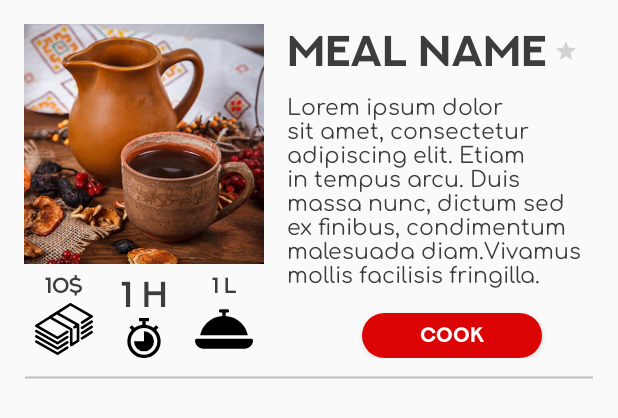
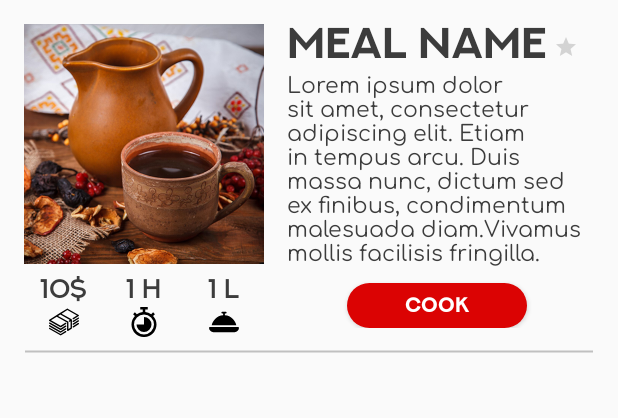
Before and after one commit to thinkingMark/Havka, an Android app: the layout some_meal.xml on its own in the app's theme, with its tools: preview values and no code run, on a phone screen of 412 x 824 dp. Shown: the top 418 px of the screen. Run offline under Robolectric (Android 15) with nearby library versions, the phone set to English and light mode, and no system bars.

Commit message:
18.03.2020 update

```diff
--- a/app/src/main/java/com/example/havka/Meals.java
+++ b/app/src/main/java/com/example/havka/Meals.java
@@ -1,7 +1,6 @@
 package com.example.havka;
 
 import java.util.ArrayList;
-import java.util.LinkedList;
 import java.util.List;
 
 /**
@@ -66,7 +65,7 @@ public class Meals {
             20,   30  //  pepper, parsley
     };
     static public MealModel firstMeal = new MealModel("BORSCHT",
-            "Borscht is a sour soup common in Eastern Europe and Northern Asia.Made with beetroots as one of the main ingredients, which give the dish its distincti-ve red color. Nice dish.",
+            "Borscht is a sour soup common in Eastern Europe and Northern Asia.Made with beetroots as one of the main ingredients, which give the dish its distincti-ve red color.",
             "0.5$",
             "1 H",
             "1 L",
@@ -102,7 +101,7 @@ public class Meals {
             30,       // honey
     };
     static public MealModel thirdMeal = new MealModel("UZVAR",
-            "The uzvar is a national Ukrainian beverage, cooked with dried fruits and berries.Some housewives tend to add species – star anise or nutmeg – that will give the drink an exotic flavor.",
+            "The uzvar is a national Ukrainian beverage, cooked with dried fruits and berries.Some housewives tend to add species – star anise or nutmeg – that will give drink an exotic flavor.",
             "0.5$",
             "20 m",
             "1 l",
--- a/app/src/main/res/layout/some_meal.xml
+++ b/app/src/main/res/layout/some_meal.xml
@@ -15,12 +15,13 @@
         android:paddingTop="16dp"
         android:paddingLeft="16dp"
         android:paddingRight="16dp"
-        android:paddingBottom="12dp">
+        android:paddingBottom="5dp">
 
     <LinearLayout
         android:layout_width="wrap_content"
-        android:layout_height="match_parent"
+        android:layout_height="212dp"
         android:orientation = "vertical">
+
 
         <ImageView
             android:id="@+id/meal_image"
@@ -32,7 +33,9 @@
         <LinearLayout
             android:layout_width="match_parent"
             android:layout_height="match_parent"
-            android:orientation="horizontal">
+            android:orientation="horizontal"
+
+            >
 
             <LinearLayout
                 android:layout_width="53.2dp"
@@ -43,17 +46,18 @@
                     android:id="@+id/meal_price"
                     android:layout_width="wrap_content"
                     android:layout_height="wrap_content"
+                    android:layout_gravity="center"
+                    android:layout_marginTop="5dp"
                     android:fontFamily="@font/nextart_semibold"
                     android:text="10$"
                     android:textColor="#3c3c3c"
-                    android:layout_gravity="center"
-                    android:layout_marginTop="5dp"
-                    android:textSize="14.4dp" />
+                    android:textSize="18sp" />
 
                 <ImageView
 
-                    android:layout_width="wrap_content"
-                    android:layout_height="wrap_content"
+                    android:layout_width="20dp"
+                    android:layout_height="20dp"
+                    android:layout_gravity="center"
                     app:srcCompat="@drawable/ic_money" />
 
             </LinearLayout>
@@ -67,18 +71,18 @@
                     android:id="@+id/meal_time"
                     android:layout_width="wrap_content"
                     android:layout_height="wrap_content"
+                    android:layout_gravity="center"
+                    android:layout_marginTop="5dp"
                     android:fontFamily="@font/nextart_semibold"
                     android:text="1 H"
                     android:textColor="#3c3c3c"
-                    android:layout_gravity="center"
-                    android:layout_marginTop="5dp"
-                    android:textSize="36px" />
+                    android:textSize="18sp" />
 
                 <ImageView
 
-                    android:layout_width="wrap_content"
-                    android:layout_height="wrap_content"
-
+                    android:layout_width="20dp"
+                    android:layout_height="20dp"
+                    android:layout_gravity="center"
                     app:srcCompat="@drawable/ic_timer" />
 
             </LinearLayout>
@@ -92,16 +96,18 @@
                     android:id="@+id/meal_capacity"
                     android:layout_width="wrap_content"
                     android:layout_height="wrap_content"
+                    android:layout_gravity="center"
+                    android:layout_marginTop="5dp"
                     android:fontFamily="@font/nextart_semibold"
                     android:text="1 L"
                     android:textColor="#3c3c3c"
-                    android:layout_gravity="center"
-                    android:layout_marginTop="5dp"
-                    android:textSize="14.4dp" />
+                    android:textSize="18sp" />
+
                 <ImageView
 
-                    android:layout_width="wrap_content"
-                    android:layout_height="wrap_content"
+                    android:layout_width="20dp"
+                    android:layout_height="20dp"
+                    android:layout_gravity="center"
                     app:srcCompat="@drawable/ic_dish" />
 
 
@@ -122,17 +128,20 @@
             android:layout_width="match_parent"
             android:layout_height="wrap_content"
             android:orientation="horizontal"
-            android:progressTint="#FFFFFF">>
+            android:progressTint="#FFFFFF"
+            >>
 
             <TextView
                 android:id="@+id/meal_title"
                 android:layout_width="wrap_content"
                 android:layout_height="wrap_content"
                 android:layout_marginLeft="15dp"
+                android:layout_marginTop="-5dp"
                 android:fontFamily="@font/nextart_bold"
                 android:text="MEAL NAME"
                 android:textColor="#3c3c3c"
-                android:textSize="28.8dp" />
+                android:textSize="28.8dp"
+                android:paddingTop="0dp"/>
 
             <RatingBar
                 android:id="@+id/ratingBar"
@@ -154,18 +163,19 @@
             android:layout_width="match_parent"
             android:layout_height="wrap_content"
             android:fontFamily="@font/comfortaa"
-            android:layout_marginTop="5dp"
+            android:layout_marginTop="-4dp"
             android:text="Lorem ipsum dolor sit amet, consectetur adipiscing elit. Etiam in tempus arcu. Duis massa nunc, dictum sed ex finibus, condimentum malesuada diam.Vivamus mollis facilisis fringilla."
             android:textColor="#3c3c3c"
             android:layout_marginLeft="15dp"
-            android:textSize="14.4dp" />
+            android:textSize="14.4dp"
+            />
 
         <Button
             android:id="@+id/meal_button"
             android:layout_width="120dp"
             android:layout_height="30dp"
-            android:layout_marginLeft="65dp"
-            android:layout_marginTop="15dp"
+            android:layout_marginLeft="55dp"
+            android:layout_marginTop="10dp"
             android:background="@drawable/button_background"
             android:fontFamily="@font/nextart_bold"
             android:text="Cook"
```
Also changed, not shown: app/src/main/java/com/example/havka/Search.java (+19 -35 lines), app/src/main/res/layout/activity_instructions.xml (+8 -6 lines), app/src/main/res/layout/activity_main.xml (+4 -4 lines), 1 other file.
